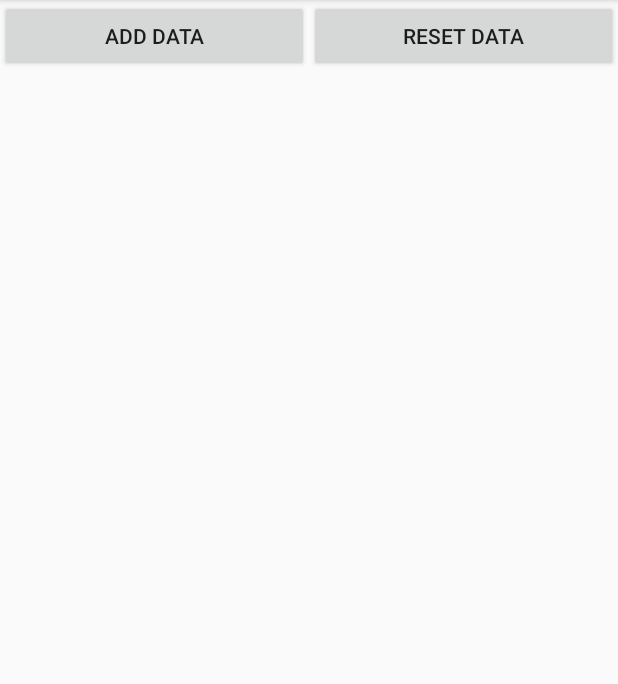
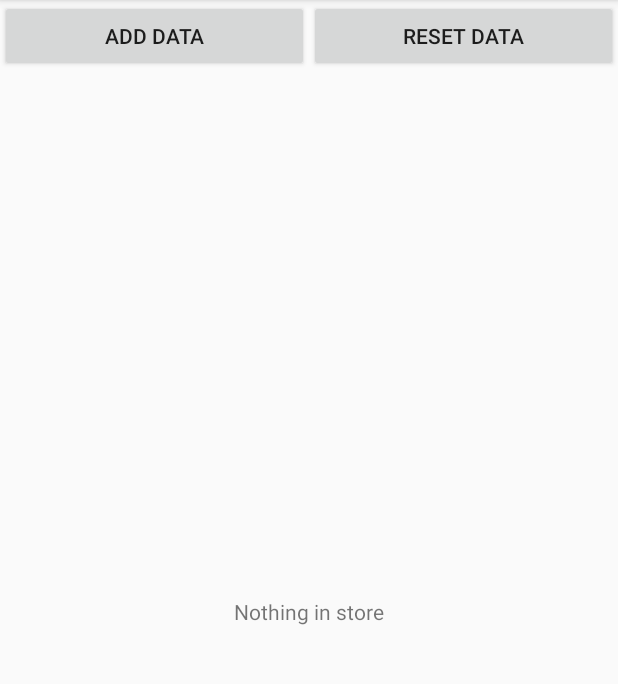
Before and after one commit to Rif7/InventoryApp, an Android app: the screen it shows after launch (MainActivity), on a phone screen of 412 x 824 dp, the part 84-768 px from its top. Run offline under Robolectric (Android 15) with nearby library versions, the phone set to English and light mode, and no system bars.

Commit message:
Set simple EmptyView for listView

```diff
--- a/app/src/main/java/com/example/android/inventoryapp/MainActivity.java
+++ b/app/src/main/java/com/example/android/inventoryapp/MainActivity.java
@@ -6,16 +6,19 @@ import android.view.View;
 import android.widget.ListView;
 
 public class MainActivity extends AppCompatActivity {
+    ListView listView;
 
     @Override
     protected void onCreate(Bundle savedInstanceState) {
         super.onCreate(savedInstanceState);
         setContentView(R.layout.activity_main);
+        listView = (ListView) findViewById(R.id.list);
+        View emptyView = findViewById(R.id.empty_view);
+        listView.setEmptyView(emptyView);
         updateList();
     }
 
     private void updateList() {
-        ListView listView = (ListView) findViewById(R.id.list);
         CursorAdapterParser cursorParser = new CursorAdapterParser(this);
         InventoryUtils.queryInventory(getContentResolver(), InventoryUtils.prepareMainActivityProjection(), cursorParser);
         listView.setAdapter(cursorParser.getAdapter());
--- a/app/src/main/res/layout/activity_main.xml
+++ b/app/src/main/res/layout/activity_main.xml
@@ -36,4 +36,18 @@
         android:layout_width="match_parent"
         android:layout_height="match_parent"/>
 
+    <RelativeLayout
+        android:id="@+id/empty_view"
+        android:layout_width="match_parent"
+        android:layout_height="match_parent">
+
+        <TextView
+            android:id="@+id/empty_view_text"
+            android:layout_width="wrap_content"
+            android:layout_height="wrap_content"
+            android:text="Nothing in store"
+            android:layout_centerHorizontal="true"
+            android:layout_centerVertical="true"/>
+    </RelativeLayout>
+
 </LinearLayout>
```
Also changed, not shown: app/src/main/java/com/example/android/inventoryapp/data/InventoryContract.java (+23 -0 lines).
